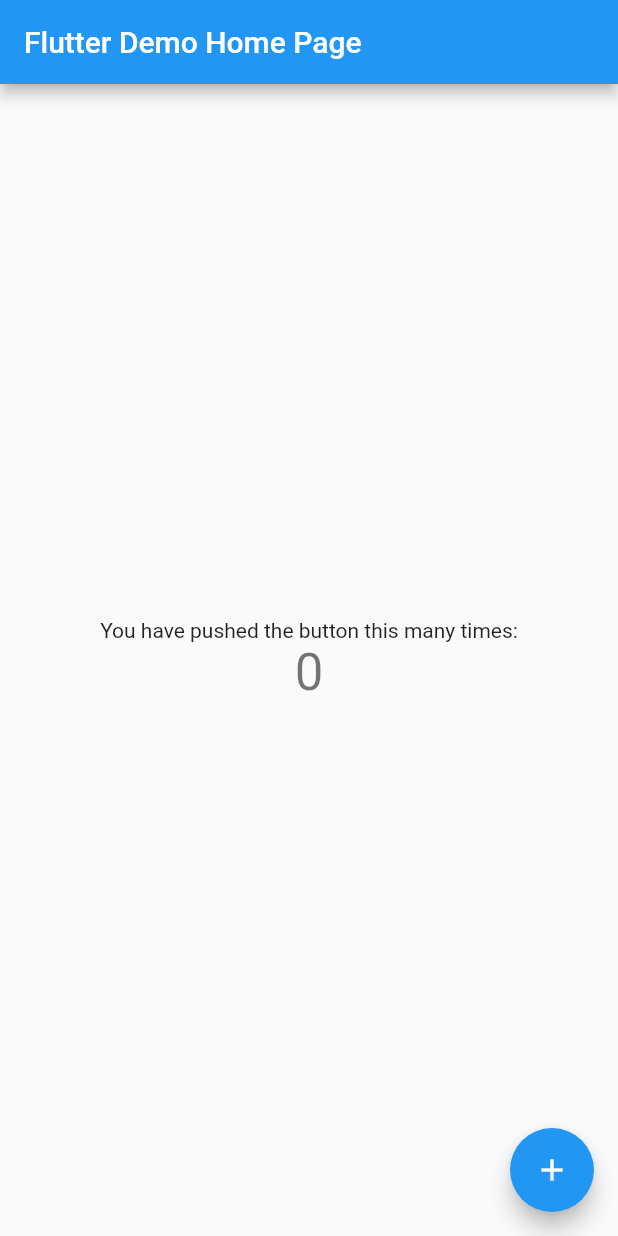
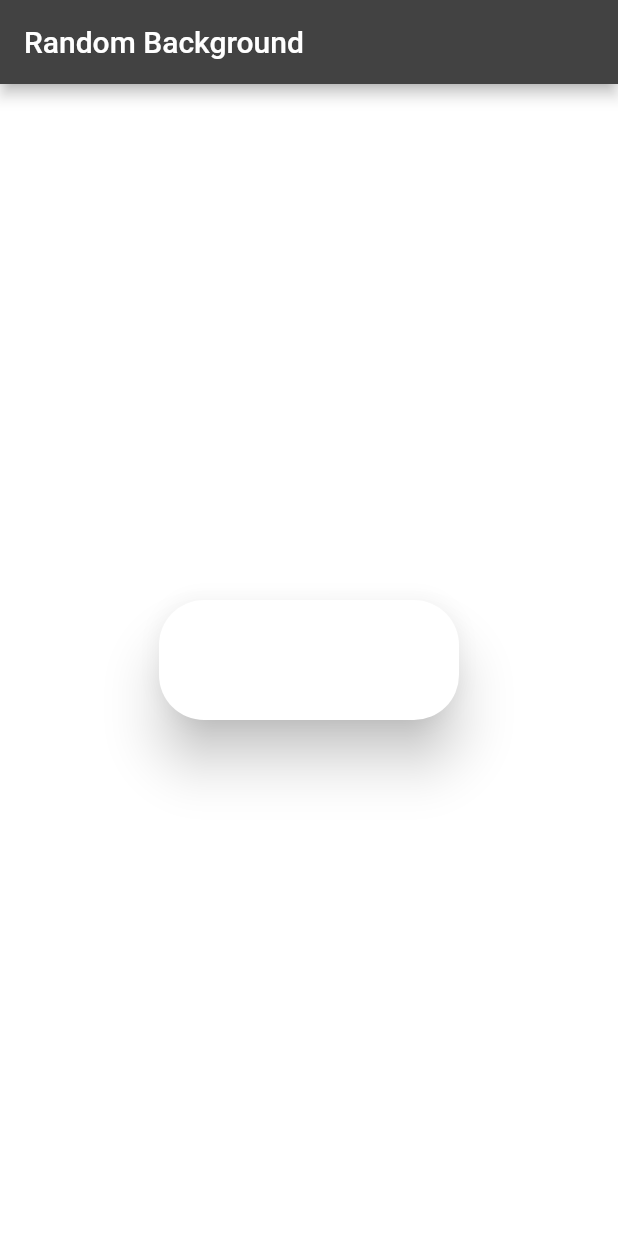
Before and after one commit to KetanBhoye/Flutter-Development-, a Flutter app: the screen it shows after launch, on a phone screen of 412 x 824 dp. Run offline on Flutter 3.47's test engine with Material 2 defaults, Android fonts, the phone set to English and light mode, and no system bars; missing offline and left inert: draggable_fab.

Commit message:
BG_Changer completed

```diff
--- a/bg_changer/lib/main.dart
+++ b/bg_changer/lib/main.dart
@@ -1,115 +1,74 @@
 import 'package:flutter/material.dart';
+import 'dart:math';
 
-void main() {
-  runApp(const MyApp());
-}
+void main() => runApp(MyApp());
 
 class MyApp extends StatelessWidget {
-  const MyApp({super.key});
-
-  // This widget is the root of your application.
   @override
   Widget build(BuildContext context) {
     return MaterialApp(
-      title: 'Flutter Demo',
-      theme: ThemeData(
-        // This is the theme of your application.
-        //
-        // Try running your application with "flutter run". You'll see the
-        // application has a blue toolbar. Then, without quitting the app, try
-        // changing the primarySwatch below to Colors.green and then invoke
-        // "hot reload" (press "r" in the console where you ran "flutter run",
-        // or simply save your changes to "hot reload" in a Flutter IDE).
-        // Notice that the counter didn't reset back to zero; the application
-        // is not restarted.
-        primarySwatch: Colors.blue,
+      title: 'BG Changer',
+      debugShowCheckedModeBanner: false,
+      theme: ThemeData.dark(),
+      home: Scaffold(
+        appBar: AppBar(
+          title: const Text('Random Background'),
+        ),
+        body: Homepage(),
       ),
-      home: const MyHomePage(title: 'Flutter Demo Home Page'),
     );
   }
 }
 
-class MyHomePage extends StatefulWidget {
-  const MyHomePage({super.key, required this.title});
-
-  // This widget is the home page of your application. It is stateful, meaning
-  // that it has a State object (defined below) that contains fields that affect
-  // how it looks.
-
-  // This class is the configuration for the state. It holds the values (in this
-  // case the title) provided by the parent (in this case the App widget) and
-  // used by the build method of the State. Fields in a Widget subclass are
-  // always marked "final".
-
-  final String title;
-
+class Homepage extends StatefulWidget {
   @override
-  State<MyHomePage> createState() => _MyHomePageState();
+  _HomepageState createState() => _HomepageState();
 }
 
-class _MyHomePageState extends State<MyHomePage> {
-  int _counter = 0;
-
-  void _incrementCounter() {
+class _HomepageState extends State<Homepage> {
+  var colors = [
+    Colors.amber,
+    Colors.green,
+    Colors.yellow,
+    Colors.red,
+    Colors.blue,
+    Colors.orange,
+    Colors.pink
+  ];
+  var currentColor = Colors.white;
+  setRandomColor() {
+    var rnd = Random().nextInt(colors.length);
     setState(() {
-      // This call to setState tells the Flutter framework that something has
-      // changed in this State, which causes it to rerun the build method below
-      // so that the display can reflect the updated values. If we changed
-      // _counter without calling setState(), then the build method would not be
-      // called again, and so nothing would appear to happen.
-      _counter++;
+      currentColor = colors[rnd];
     });
   }
 
   @override
   Widget build(BuildContext context) {
-    // This method is rerun every time setState is called, for instance as done
-    // by the _incrementCounter method above.
-    //
-    // The Flutter framework has been optimized to make rerunning build methods
-    // fast, so that you can just rebuild anything that needs updating rather
-    // than having to individually change instances of widgets.
-    return Scaffold(
-      appBar: AppBar(
-        // Here we take the value from the MyHomePage object that was created by
-        // the App.build method, and use it to set our appbar title.
-        title: Text(widget.title),
+    return Container(
+      color: currentColor,
+      child: Center(
+        child: SizedBox(
+          height: 80,
+          width: 200,
+          child:  ElevatedButton(
+          style: ElevatedButton.styleFrom(
+            backgroundColor: currentColor,
+            padding: const EdgeInsets.fromLTRB(20.0, 10.0, 20.0, 10.0),
+            shape: RoundedRectangleBorder(
+              borderRadius: BorderRadius.circular(30.0),
+
+            ),
+            elevation: 15,
+            shadowColor: Colors.black,
+                     ),
+          onPressed: setRandomColor,
+          child: const Text(
+            'Change it!',
+            style: TextStyle(fontSize: 20.0, fontWeight: FontWeight.bold),
+          ),
+        )),
       ),
-      body: Center(
-        // Center is a layout widget. It takes a single child and positions it
-        // in the middle of the parent.
-        child: Column(
-          // Column is also a layout widget. It takes a list of children and
-          // arranges them vertically. By default, it sizes itself to fit its
-          // children horizontally, and tries to be as tall as its parent.
-          //
-          // Invoke "debug painting" (press "p" in the console, choose the
-          // "Toggle Debug Paint" action from the Flutter Inspector in Android
-          // Studio, or the "Toggle Debug Paint" command in Visual Studio Code)
-          // to see the wireframe for each widget.
-          //
-          // Column has various properties to control how it sizes itself and
-          // how it positions its children. Here we use mainAxisAlignment to
-          // center the children vertically; the main axis here is the vertical
-          // axis because Columns are vertical (the cross axis would be
-          // horizontal).
-          mainAxisAlignment: MainAxisAlignment.center,
-          children: <Widget>[
-            const Text(
-              'You have pushed the button this many times:',
-            ),
-            Text(
-              '$_counter',
-              style: Theme.of(context).textTheme.headline4,
-            ),
-          ],
-        ),
-      ),
-      floatingActionButton: FloatingActionButton(
-        onPressed: _incrementCounter,
-        tooltip: 'Increment',
-        child: const Icon(Icons.add),
-      ), // This trailing comma makes auto-formatting nicer for build methods.
     );
   }
 }
```
